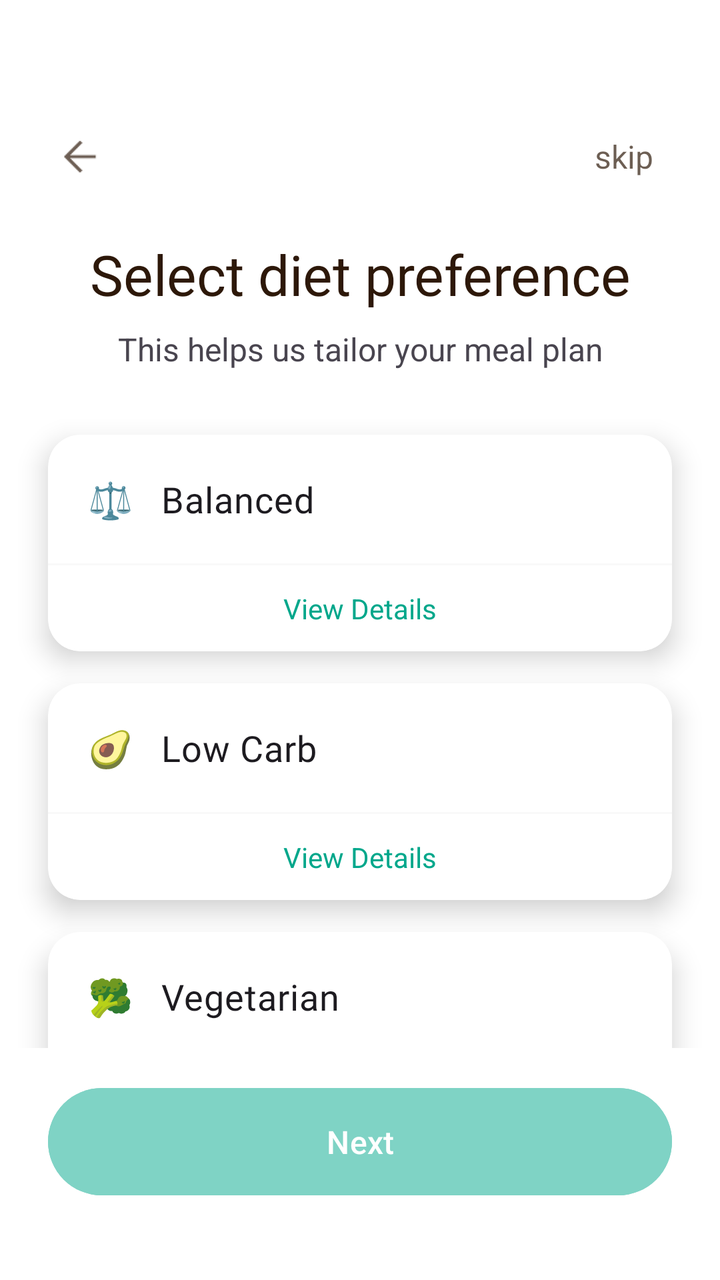
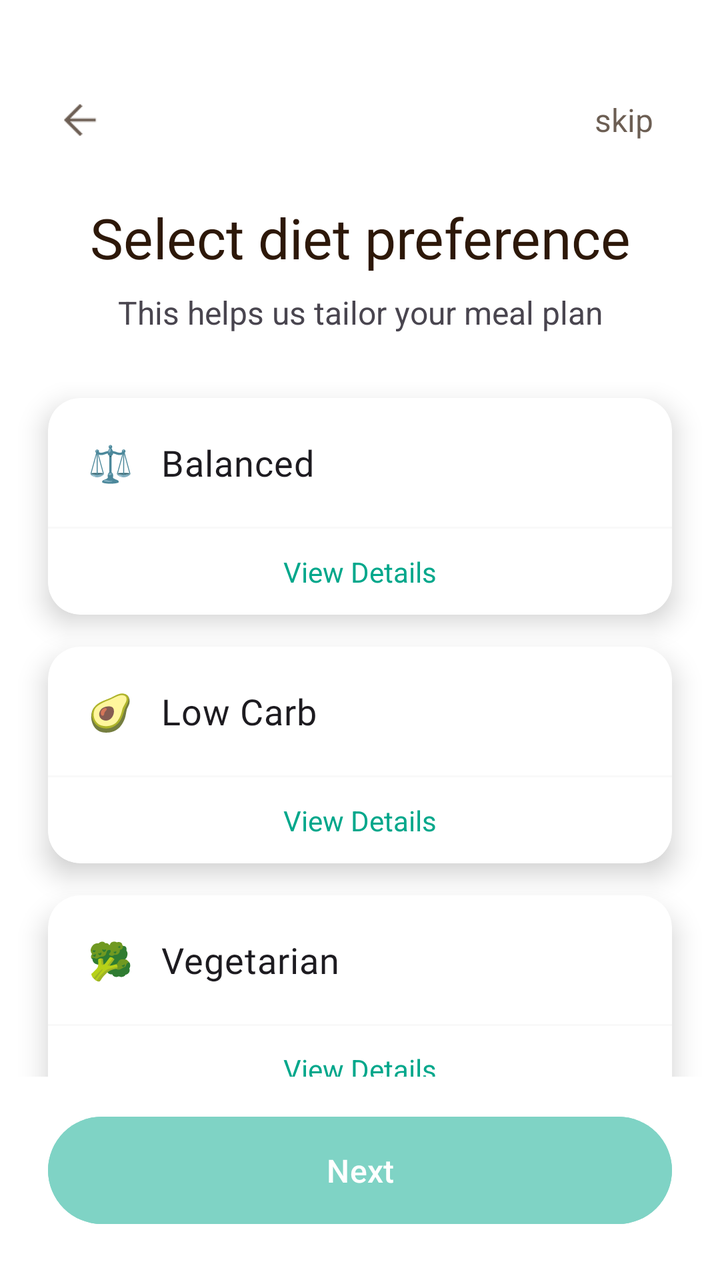

The first picture is an Android layout as it rendered before a commit; the second is the same layout after the commit. The layout source and the unified diff follow.
<!-- AndroidManifest.xml: application theme Theme.Nutriority -->
<!-- res/layout/fragment_fourth_screen.xml -->
<?xml version="1.0" encoding="utf-8"?>
<androidx.constraintlayout.widget.ConstraintLayout xmlns:android="http://schemas.android.com/apk/res/android"
    xmlns:app="http://schemas.android.com/apk/res-auto"
    xmlns:tools="http://schemas.android.com/tools"
    android:layout_width="match_parent"
    android:layout_height="match_parent"
    android:background="@android:color/transparent"
    tools:context=".onboarding.screens.FourthScreen">

    
    <androidx.constraintlayout.widget.Guideline
        android:id="@+id/top_guideline"
        android:layout_width="wrap_content"
        android:layout_height="wrap_content"
        android:orientation="horizontal"
        app:layout_constraintGuide_percent="0.06" />

    <androidx.constraintlayout.widget.Guideline
        android:id="@+id/bottom_guideline"
        android:layout_width="wrap_content"
        android:layout_height="wrap_content"
        android:orientation="horizontal"
        app:layout_constraintGuide_percent="0.94" />

    <ImageView
        android:id="@+id/backButton"
        android:layout_width="32dp"
        android:layout_height="32dp"
        android:layout_marginStart="24dp"
        android:alpha="0.7"
        android:clickable="true"
        android:contentDescription="action_back"
        android:focusable="true"
        android:padding="4dp"
        android:src="@drawable/ic_arrow_back"
        app:layout_constraintBottom_toTopOf="@+id/titleTextView"
        app:layout_constraintStart_toStartOf="parent"
        app:layout_constraintTop_toTopOf="@id/top_guideline"
        app:tint="@color/dark_gray"
        tools:ignore="TouchTargetSizeCheck" />

    <TextView
        android:id="@+id/skipButton"
        android:layout_width="wrap_content"
        android:layout_height="32dp"
        android:layout_marginEnd="24dp"
        android:alpha="0.7"
        android:clickable="true"
        android:focusable="true"
        android:gravity="center"
        android:minWidth="48dp"
        android:paddingHorizontal="8dp"
        android:text="skip"
        android:textColor="@color/dark_gray"
        android:textSize="16sp"
        app:layout_constraintBottom_toBottomOf="@+id/backButton"
        app:layout_constraintEnd_toEndOf="parent"
        app:layout_constraintTop_toTopOf="@+id/backButton"
        tools:ignore="TouchTargetSizeCheck" />

    <TextView
        android:id="@+id/titleTextView"
        android:layout_width="0dp"
        android:layout_height="wrap_content"
        android:layout_marginHorizontal="24dp"
        android:layout_marginTop="80dp"
        android:fontFamily="@font/barlow_bold"
        android:gravity="center_horizontal"
        android:text="Select diet preference"
        android:textColor="@color/dark_gray"
        android:textSize="28sp"
        app:layout_constraintEnd_toEndOf="parent"
        app:layout_constraintStart_toStartOf="parent"
        app:layout_constraintTop_toTopOf="@id/top_guideline" />

    <TextView
        android:id="@+id/subtitleTextView"
        android:layout_width="0dp"
        android:layout_height="wrap_content"
        android:layout_marginTop="8dp"
        android:gravity="center_horizontal"
        android:text="This helps us tailor your meal plan"
        android:textSize="16sp"
        app:layout_constraintEnd_toEndOf="@id/titleTextView"
        app:layout_constraintStart_toStartOf="@id/titleTextView"
        app:layout_constraintTop_toBottomOf="@id/titleTextView" />

    <ScrollView
        android:layout_width="0dp"
        android:layout_height="0dp"
        android:layout_marginTop="24dp"
        android:layout_marginBottom="16dp"
        android:fillViewport="true"
        android:scrollbars="none"
        app:layout_constraintTop_toBottomOf="@id/subtitleTextView"
        app:layout_constraintBottom_toTopOf="@id/nextButton"
        app:layout_constraintStart_toStartOf="parent"
        app:layout_constraintEnd_toEndOf="parent">

        <RadioGroup
            android:id="@+id/dietPreferenceRadioGroup"
            android:layout_width="match_parent"
            android:layout_height="wrap_content"
            android:orientation="vertical">

            
            <com.google.android.material.card.MaterialCardView
                android:id="@+id/balancedCard"
                android:layout_width="match_parent"
                android:layout_height="wrap_content"
                android:layout_marginHorizontal="24dp"
                android:layout_marginVertical="8dp"
                android:checkable="true"
                android:clickable="true"
                android:focusable="true"
                app:cardBackgroundColor="@android:color/white"
                app:cardCornerRadius="16dp"
                app:cardElevation="8dp"
                app:strokeColor="@color/card_border_color"
                app:strokeWidth="2dp">

                <androidx.constraintlayout.widget.ConstraintLayout
                    android:layout_width="match_parent"
                    android:layout_height="wrap_content">

                    <RadioButton
                        android:id="@+id/radioBalanced"
                        android:layout_width="0dp"
                        android:layout_height="wrap_content"
                        android:background="@null"
                        android:button="@null"
                        android:clickable="false"
                        android:fontFamily="@font/barlow_semibold"
                        android:padding="20dp"
                        android:text="⚖️   Balanced"
                        android:textSize="18sp"
                        app:layout_constraintTop_toTopOf="parent"
                        app:layout_constraintStart_toStartOf="parent"
                        app:layout_constraintEnd_toEndOf="parent"/>

                    <View
                        android:id="@+id/divider1"
                        android:layout_width="0dp"
                        android:layout_height="1dp"
                        android:background="?android:attr/listDivider"
                        android:alpha="0.2"
                        app:layout_constraintTop_toBottomOf="@id/radioBalanced"
                        app:layout_constraintStart_toStartOf="parent"
                        app:layout_constraintEnd_toEndOf="parent"/>

                    <TextView
                        android:id="@+id/detailsBalanced"
                        android:layout_width="0dp"
                        android:layout_height="wrap_content"
                        android:text="View Details"
                        android:textSize="14sp"
                        android:textColor="@color/green"
                        android:gravity="center"
                        android:padding="12dp"
                        android:clickable="true"
                        android:focusable="true"
                        android:background="?attr/selectableItemBackground"
                        app:layout_constraintTop_toBottomOf="@id/divider1"
                        app:layout_constraintBottom_toBottomOf="parent"
                        app:layout_constraintStart_toStartOf="parent"
                        app:layout_constraintEnd_toEndOf="parent"/>

                </androidx.constraintlayout.widget.ConstraintLayout>

            </com.google.android.material.card.MaterialCardView>

            
            <com.google.android.material.card.MaterialCardView
                android:id="@+id/lowCarbCard"
                android:layout_width="match_parent"
                android:layout_height="wrap_content"
                android:layout_marginHorizontal="24dp"
                android:layout_marginVertical="8dp"
                android:checkable="true"
                android:clickable="true"
                android:focusable="true"
                app:cardBackgroundColor="@android:color/white"
                app:cardCornerRadius="16dp"
                app:cardElevation="8dp"
                app:strokeColor="@color/card_border_color"
                app:strokeWidth="2dp">

                <androidx.constraintlayout.widget.ConstraintLayout
                    android:layout_width="match_parent"
                    android:layout_height="wrap_content">

                    <RadioButton
                        android:id="@+id/radioLowCarb"
                        android:layout_width="0dp"
                        android:layout_height="wrap_content"
                        android:background="@null"
                        android:button="@null"
                        android:clickable="false"
                        android:fontFamily="@font/barlow_semibold"
                        android:padding="20dp"
                        android:text="🥑   Low Carb"
                        android:textSize="18sp"
                        app:layout_constraintTop_toTopOf="parent"
                        app:layout_constraintStart_toStartOf="parent"
                        app:layout_constraintEnd_toEndOf="parent"/>

                    <View
                        android:id="@+id/divider2"
                        android:layout_width="0dp"
                        android:layout_height="1dp"
                        android:background="?android:attr/listDivider"
                        android:alpha="0.2"
                        app:layout_constraintTop_toBottomOf="@id/radioLowCarb"
                        app:layout_constraintStart_toStartOf="parent"
                        app:layout_constraintEnd_toEndOf="parent"/>

                    <TextView
                        android:id="@+id/detailsLowCarb"
                        android:layout_width="0dp"
                        android:layout_height="wrap_content"
                        android:text="View Details"
                        android:textSize="14sp"
                        android:textColor="@color/green"
                        android:gravity="center"
                        android:padding="12dp"
                        android:clickable="true"
                        android:focusable="true"
                        android:background="?attr/selectableItemBackground"
                        app:layout_constraintTop_toBottomOf="@id/divider2"
                        app:layout_constraintBottom_toBottomOf="parent"
                        app:layout_constraintStart_toStartOf="parent"
                        app:layout_constraintEnd_toEndOf="parent"/>

                </androidx.constraintlayout.widget.ConstraintLayout>

            </com.google.android.material.card.MaterialCardView>

            
            <com.google.android.material.card.MaterialCardView
                android:id="@+id/vegetarianCard"
                android:layout_width="match_parent"
                android:layout_height="wrap_content"
                android:layout_marginHorizontal="24dp"
                android:layout_marginVertical="8dp"
                android:checkable="true"
                android:clickable="true"
                android:focusable="true"
                app:cardBackgroundColor="@android:color/white"
                app:cardCornerRadius="16dp"
                app:cardElevation="8dp"
                app:strokeColor="@color/card_border_color"
                app:strokeWidth="2dp">

                <androidx.constraintlayout.widget.ConstraintLayout
                    android:layout_width="match_parent"
                    android:layout_height="wrap_content">

                    <RadioButton
                        android:id="@+id/radioVegetarian"
                        android:layout_width="0dp"
                        android:layout_height="wrap_content"
                        android:background="@null"
                        android:button="@null"
                        android:clickable="false"
                        android:fontFamily="@font/barlow_semibold"
                        android:padding="20dp"
                        android:text="🥦   Vegetarian"
                        android:textSize="18sp"
                        app:layout_constraintTop_toTopOf="parent"
                        app:layout_constraintStart_toStartOf="parent"
                        app:layout_constraintEnd_toEndOf="parent"/>

                    <View
                        android:id="@+id/divider3"
                        android:layout_width="0dp"
                        android:layout_height="1dp"
                        android:background="?android:attr/listDivider"
                        android:alpha="0.2"
                        app:layout_constraintTop_toBottomOf="@id/radioVegetarian"
                        app:layout_constraintStart_toStartOf="parent"
                        app:layout_constraintEnd_toEndOf="parent"/>

                    <TextView
                        android:id="@+id/detailsVegetarian"
                        android:layout_width="0dp"
                        android:layout_height="wrap_content"
                        android:text="View Details"
                        android:textSize="14sp"
                        android:textColor="@color/green"
                        android:gravity="center"
                        android:padding="12dp"
                        android:clickable="true"
                        android:focusable="true"
                        android:background="?attr/selectableItemBackground"
                        app:layout_constraintTop_toBottomOf="@id/divider3"
                        app:layout_constraintBottom_toBottomOf="parent"
                        app:layout_constraintStart_toStartOf="parent"
                        app:layout_constraintEnd_toEndOf="parent"/>

                </androidx.constraintlayout.widget.ConstraintLayout>

            </com.google.android.material.card.MaterialCardView>

        </RadioGroup>
    </ScrollView>

    
    <Button
        android:id="@+id/nextButton"
        style="@style/Widget.Material3.Button"
        android:layout_width="0dp"
        android:layout_height="wrap_content"
        android:layout_marginHorizontal="24dp"
        android:alpha="0.5"
        android:backgroundTint="@color/green"
        android:enabled="false"
        android:paddingVertical="16dp"
        android:text="@string/action_next"
        android:textColor="@color/white"
        android:textSize="16sp"
        app:layout_constraintBottom_toBottomOf="@id/bottom_guideline"
        app:layout_constraintEnd_toEndOf="parent"
        app:layout_constraintStart_toStartOf="parent" />

</androidx.constraintlayout.widget.ConstraintLayout>
<!-- resources referenced by this layout -->
<resources>
  <color name="dark_gray">#2d1809</color>
  <color name="green">#00A78B</color>
  <color name="white">#FFFFFFFF</color>
  <!-- drawable ic_arrow_back: png bitmap (drawable, 588 bytes) -->
  <string name="action_next">Next</string>
  <style name="Theme.Nutriority" parent="Base.Theme.Nutriority" />
  <style name="Base.Theme.Nutriority" parent="Theme.Material3.Light.NoActionBar">
          <item name="android:windowBackground">@android:color/white</item>
      </style>
</resources>

<!-- the commit's change to res/layout/fragment_fourth_screen.xml (unified diff, before → after) -->
@@ -4,23 +4,12 @@
     xmlns:tools="http://schemas.android.com/tools"
     android:layout_width="match_parent"
     android:layout_height="match_parent"
+    android:paddingTop="20dp"
+    android:paddingBottom="24dp"
     android:background="@android:color/transparent"
     tools:context=".onboarding.screens.FourthScreen">
 
     
-    <androidx.constraintlayout.widget.Guideline
-        android:id="@+id/top_guideline"
-        android:layout_width="wrap_content"
-        android:layout_height="wrap_content"
-        android:orientation="horizontal"
-        app:layout_constraintGuide_percent="0.06" />
-
-    <androidx.constraintlayout.widget.Guideline
-        android:id="@+id/bottom_guideline"
-        android:layout_width="wrap_content"
-        android:layout_height="wrap_content"
-        android:orientation="horizontal"
-        app:layout_constraintGuide_percent="0.94" />
 
     <ImageView
         android:id="@+id/backButton"
@@ -35,7 +24,7 @@
         android:src="@drawable/ic_arrow_back"
         app:layout_constraintBottom_toTopOf="@+id/titleTextView"
         app:layout_constraintStart_toStartOf="parent"
-        app:layout_constraintTop_toTopOf="@id/top_guideline"
+        app:layout_constraintTop_toTopOf="parent"
         app:tint="@color/dark_gray"
         tools:ignore="TouchTargetSizeCheck" />
 
@@ -71,7 +60,7 @@
         android:textSize="28sp"
         app:layout_constraintEnd_toEndOf="parent"
         app:layout_constraintStart_toStartOf="parent"
-        app:layout_constraintTop_toTopOf="@id/top_guideline" />
+        app:layout_constraintTop_toTopOf="parent" />
 
     <TextView
         android:id="@+id/subtitleTextView"
@@ -318,7 +307,7 @@
         android:text="@string/action_next"
         android:textColor="@color/white"
         android:textSize="16sp"
-        app:layout_constraintBottom_toBottomOf="@id/bottom_guideline"
+        app:layout_constraintBottom_toBottomOf="parent"
         app:layout_constraintEnd_toEndOf="parent"
         app:layout_constraintStart_toStartOf="parent" />
 
